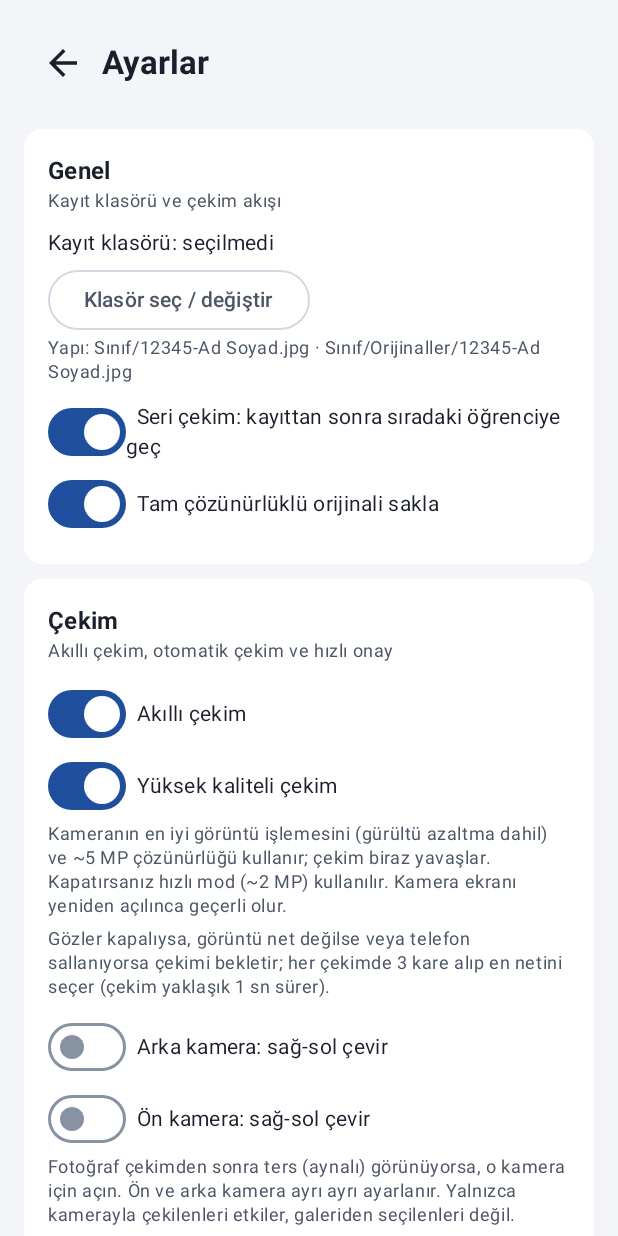
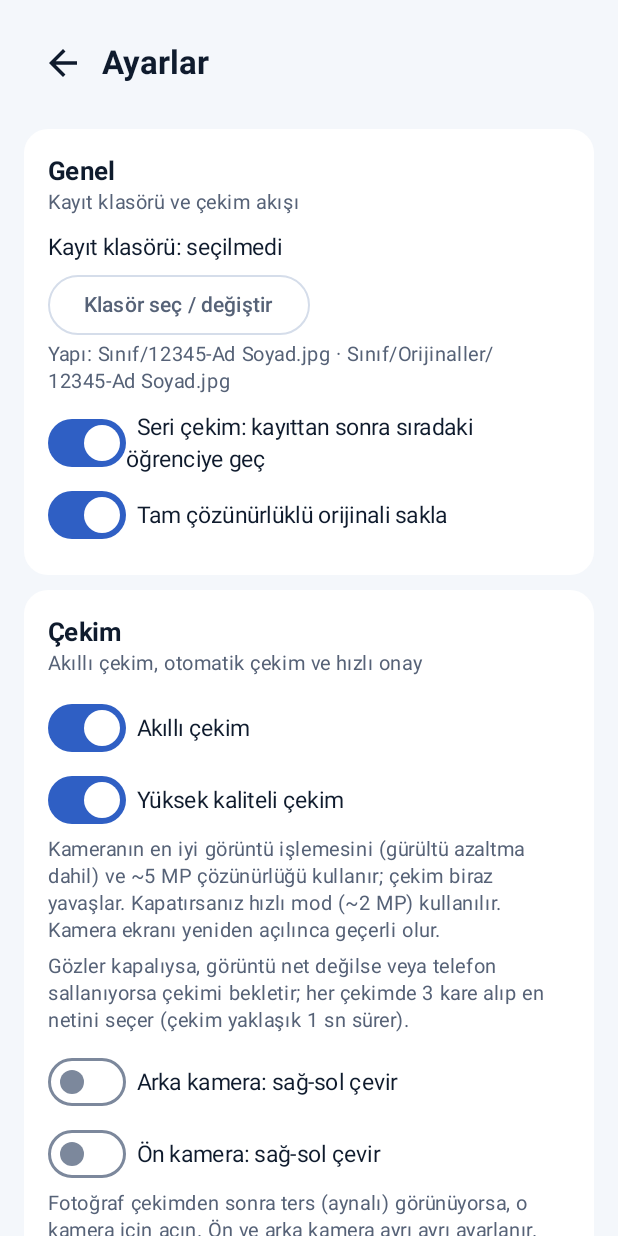
Before and after one commit to mceyhan46/EOkul_Foto, an Android app built with Jetpack Compose: the screen it shows after launch (MainActivity), after a tap on "Ayarlar", on a phone screen of 412 x 824 dp. Run offline under Robolectric (Android 15) with nearby library versions, the phone set to English and light mode, and no system bars.

Commit message:
Arayuz: yeni renk/sekil/tipografi belirtecleri, duz baslik cubuklari
Co-Authored-By: Claude Sonnet 5.5 <noreply@anthropic.com>
Claude-Session: https://claude.ai/code/session_016o3uhVzqAwfM55r4sydDui

```diff
--- a/app/src/main/java/com/eokul/studio/Buttons.kt
+++ b/app/src/main/java/com/eokul/studio/Buttons.kt
@@ -25,7 +25,7 @@ import androidx.compose.ui.unit.sp
 
 /**
  * Uygulama genelinde TEK düğme standardı (ölçüler ve roller):
- *  - Yükseklik 52 dp (başparmak için rahat), köşe 14 dp, yazı 15 sp yarı kalın, simge 20 dp.
+ *  - Yükseklik 52 dp (başparmak için rahat), köşe 16 dp, yazı 15 sp yarı kalın, simge 20 dp.
  *  - Birincil  : dolu, ana renk      → ekranın TEK ana eylemi (Kaydet, Fotoğraf çek, Uygula)
  *  - İkincil   : dolu, nötr yüzey    → yan eylemler (Kırpmayı düzenle, Önceki/Sonraki)
  *  - Tehlike   : çerçeveli, kırmızı  → geri alınması zor / vazgeçme eylemleri (Yeniden çek, İptal)
@@ -35,7 +35,7 @@ import androidx.compose.ui.unit.sp
 enum class BtnStyle { Primary, Secondary, Danger, Tertiary }
 
 val BtnHeight = 52.dp
-private val BtnShape = RoundedCornerShape(14.dp)
+private val BtnShape = RoundedCornerShape(16.dp)
 private val BtnPad = PaddingValues(horizontal = 12.dp, vertical = 8.dp)
 private val DangerRed = Color(0xFFE5645F)
 private val DarkSurface = Color(0xFF2A3042)
--- a/app/src/main/java/com/eokul/studio/ClassScreen.kt
+++ b/app/src/main/java/com/eokul/studio/ClassScreen.kt
@@ -97,28 +97,28 @@ fun ClassScreen(studio: StudioViewModel, classId: String) {
 
     Box(Modifier.fillMaxSize()) {
         Column(Modifier.fillMaxSize()) {
-            Surface(color = MaterialTheme.colorScheme.primaryContainer, tonalElevation = 2.dp) {
+            Surface(color = MaterialTheme.colorScheme.surfaceContainerLowest, shadowElevation = 1.dp) {
                 Column(
                     Modifier.windowInsetsPadding(WindowInsets.statusBars)
                         .fillMaxWidth().padding(start = 4.dp, end = 4.dp, top = 6.dp, bottom = 8.dp)
                 ) {
                     Row(verticalAlignment = Alignment.CenterVertically) {
-                        BackBtn(onClick = { studio.back() }, tint = MaterialTheme.colorScheme.onPrimaryContainer)
+                        BackBtn(onClick = { studio.back() }, tint = MaterialTheme.colorScheme.onSurface)
                         Column(Modifier.weight(1f)) {
                             Text(
                                 cls.name, style = MaterialTheme.typography.titleMedium,
-                                fontWeight = FontWeight.Bold, color = MaterialTheme.colorScheme.onPrimaryContainer
+                                fontWeight = FontWeight.Bold, color = MaterialTheme.colorScheme.onSurface
                             )
                             Text(
                                 "${cls.capturedCount}/${cls.students.size} fotoğraf çekildi",
                                 style = MaterialTheme.typography.bodySmall,
-                                color = MaterialTheme.colorScheme.onPrimaryContainer
+                                color = MaterialTheme.colorScheme.onSurface
                             )
                         }
                         TextButton(onClick = { addOpen = true }) { Text("＋ Öğrenci") }
                         TextButton(onClick = { studio.navigate(Screen.Import(cls.id)) }) { Text("📋 Liste") }
                         Box {
-                            MoreBtn(onClick = { toolsOpen = true }, tint = MaterialTheme.colorScheme.onPrimaryContainer)
+                            MoreBtn(onClick = { toolsOpen = true }, tint = MaterialTheme.colorScheme.onSurface)
                             DropdownMenu(expanded = toolsOpen, onDismissRequest = { toolsOpen = false }) {
                                 DropdownMenuItem(text = { Text("Kontrol sayfası (ızgara)") }, onClick = {
                                     toolsOpen = false
--- a/app/src/main/java/com/eokul/studio/GalleryScreen.kt
+++ b/app/src/main/java/com/eokul/studio/GalleryScreen.kt
@@ -94,24 +94,24 @@ fun GalleryScreen(vm: AppViewModel, onBack: () -> Unit) {
 @Composable
 private fun GalleryHeader(vm: AppViewModel, onBack: () -> Unit, pickFolder: () -> Unit, pickPhotos: () -> Unit) {
     var menuOpen by remember { mutableStateOf(false) }
-    Surface(color = MaterialTheme.colorScheme.primaryContainer, tonalElevation = 2.dp) {
+    Surface(color = MaterialTheme.colorScheme.surfaceContainerLowest, shadowElevation = 1.dp) {
         Row(
             Modifier.fillMaxWidth().padding(start = 4.dp, end = 4.dp, top = 6.dp, bottom = 6.dp),
             verticalAlignment = Alignment.CenterVertically
         ) {
-            BackBtn(onClick = onBack, tint = MaterialTheme.colorScheme.onPrimaryContainer)
+            BackBtn(onClick = onBack, tint = MaterialTheme.colorScheme.onSurface)
             Column(Modifier.weight(1f)) {
                 Text(
                     "E-Okul Foto Studio",
                     style = MaterialTheme.typography.titleMedium,
                     fontWeight = FontWeight.Bold,
-                    color = MaterialTheme.colorScheme.onPrimaryContainer
+                    color = MaterialTheme.colorScheme.onSurface
                 )
                 if (vm.sourceLabel.isNotEmpty()) {
                     Text(
                         vm.sourceLabel,
                         style = MaterialTheme.typography.bodySmall,
-                        color = MaterialTheme.colorScheme.onPrimaryContainer,
+                        color = MaterialTheme.colorScheme.onSurface,
                         maxLines = 1,
                         overflow = TextOverflow.Ellipsis
                     )
@@ -120,7 +120,7 @@ private fun GalleryHeader(vm: AppViewModel, onBack: () -> Unit, pickFolder: () -
             TextButton(onClick = pickFolder, enabled = !vm.saving) { Text("📁 Klasör") }
             TextButton(onClick = pickPhotos, enabled = !vm.saving) { Text("🖼 Fotoğraf") }
             Box {
-                MoreBtn(onClick = { menuOpen = true }, tint = MaterialTheme.colorScheme.onPrimaryContainer)
+                MoreBtn(onClick = { menuOpen = true }, tint = MaterialTheme.colorScheme.onSurface)
                 DropdownMenu(expanded = menuOpen, onDismissRequest = { menuOpen = false }) {
                     DropdownMenuItem(
                         text = { Text("⚙ Ayarlar ve kırpma") },
--- a/app/src/main/java/com/eokul/studio/ImportScreen.kt
+++ b/app/src/main/java/com/eokul/studio/ImportScreen.kt
@@ -105,16 +105,16 @@ fun ImportScreen(studio: StudioViewModel, classId: String?) {
     val valid = result?.valid() ?: emptyList()
 
     Column(Modifier.fillMaxSize()) {
-        Surface(color = MaterialTheme.colorScheme.primaryContainer, tonalElevation = 2.dp) {
+        Surface(color = MaterialTheme.colorScheme.surfaceContainerLowest, shadowElevation = 1.dp) {
             Row(
                 Modifier.windowInsetsPadding(WindowInsets.statusBars).fillMaxWidth().padding(4.dp),
                 verticalAlignment = Alignment.CenterVertically
             ) {
-                BackBtn(onClick = { studio.back() }, tint = MaterialTheme.colorScheme.onPrimaryContainer)
+                BackBtn(onClick = { studio.back() }, tint = MaterialTheme.colorScheme.onSurface)
                 Text(
                     if (cls != null) "${cls.name} · Liste ekle" else "Yeni sınıf · Liste ekle",
                     style = MaterialTheme.typography.titleMedium, fontWeight = FontWeight.Bold,
-                    color = MaterialTheme.colorScheme.onPrimaryContainer
+                    color = MaterialTheme.colorScheme.onSurface
                 )
             }
         }
--- a/app/src/main/java/com/eokul/studio/MainActivity.kt
+++ b/app/src/main/java/com/eokul/studio/MainActivity.kt
@@ -32,6 +32,8 @@ import androidx.compose.runtime.remember
 import androidx.compose.ui.Alignment
 import androidx.compose.ui.Modifier
 import androidx.compose.ui.graphics.Color
+import androidx.compose.ui.text.font.FontWeight
+import androidx.compose.ui.unit.sp
 import androidx.compose.ui.unit.dp
 
 class MainActivity : ComponentActivity() {
@@ -81,71 +83,105 @@ class MainActivity : ComponentActivity() {
     }
 }
 
+/**
+ * Tasarım belirteçleri (açık/koyu). Vurgu rengi tek: mavi; yeşil/amber/kırmızı yalnızca durum bildirir.
+ * Metin/zemin çiftleri 4,5:1 ve üzeri hedeflenir. Koyu temada saf siyah yerine lacivert zemin kullanılır.
+ */
 private val LightScheme = lightColorScheme(
-    primary = Color(0xFF1F4E9C),
+    primary = Color(0xFF2F5FC4),
     onPrimary = Color(0xFFFFFFFF),
-    primaryContainer = Color(0xFFDCE6F7),
-    onPrimaryContainer = Color(0xFF0B1F44),
-    secondary = Color(0xFF4A6286),
+    primaryContainer = Color(0xFFDCE7FB),
+    onPrimaryContainer = Color(0xFF0F2A66),
+    secondary = Color(0xFF566277),
     onSecondary = Color(0xFFFFFFFF),
-    secondaryContainer = Color(0xFFE3E9F3),
-    onSecondaryContainer = Color(0xFF14233D),
-    tertiaryContainer = Color(0xFFFFEBC9),
-    onTertiaryContainer = Color(0xFF4A3000),
-    background = Color(0xFFF3F5F9),
-    onBackground = Color(0xFF1A1F2B),
-    surface = Color(0xFFF3F5F9),
-    onSurface = Color(0xFF1A1F2B),
-    surfaceVariant = Color(0xFFE6EAF1),
-    onSurfaceVariant = Color(0xFF4B5565),
+    secondaryContainer = Color(0xFFE4EAF5),
+    onSecondaryContainer = Color(0xFF0F1B2D),
+    tertiary = Color(0xFF92400E),
+    onTertiary = Color(0xFFFFFFFF),
+    tertiaryContainer = Color(0xFFFCEBCB),
+    onTertiaryContainer = Color(0xFF5A2A06),
+    background = Color(0xFFF4F7FB),
+    onBackground = Color(0xFF0F1B2D),
+    surface = Color(0xFFF4F7FB),
+    onSurface = Color(0xFF0F1B2D),
+    surfaceVariant = Color(0xFFE7EDF7),
+    onSurfaceVariant = Color(0xFF566277),
     surfaceContainerLowest = Color(0xFFFFFFFF),
     surfaceContainerLow = Color(0xFFFFFFFF),
     surfaceContainer = Color(0xFFFFFFFF),
-    surfaceContainerHigh = Color(0xFFEEF1F6),
+    surfaceContainerHigh = Color(0xFFEEF2F9),
     surfaceContainerHighest = Color(0xFFFFFFFF),
-    outline = Color(0xFF8792A3),
-    outlineVariant = Color(0xFFD3D9E3)
+    outline = Color(0xFF7C889C),
+    outlineVariant = Color(0xFFD5DDEA),
+    error = Color(0xFFB91C1C),
+    onError = Color(0xFFFFFFFF),
+    errorContainer = Color(0xFFFBE0E0),
+    onErrorContainer = Color(0xFF5F1111)
 )
 
 private val DarkScheme = darkColorScheme(
-    primary = Color(0xFF8FB4F5),
-    onPrimary = Color(0xFF0A2552),
-    primaryContainer = Color(0xFF1B3A6B),
+    primary = Color(0xFF8CAEFF),
+    onPrimary = Color(0xFF0B1E4A),
+    primaryContainer = Color(0xFF22345C),
     onPrimaryContainer = Color(0xFFD9E6FF),
-    secondary = Color(0xFFB0C3E3),
-    onSecondary = Color(0xFF1A2C4A),
-    secondaryContainer = Color(0xFF243247),
-    onSecondaryContainer = Color(0xFFD5E0F2),
-    tertiaryContainer = Color(0xFF4A3A12),
+    secondary = Color(0xFFA5B0C5),
+    onSecondary = Color(0xFF14203A),
+    secondaryContainer = Color(0xFF1F2A41),
+    onSecondaryContainer = Color(0xFFE8EDF7),
+    tertiary = Color(0xFFFBBF24),
+    onTertiary = Color(0xFF3A2A00),
+    tertiaryContainer = Color(0xFF3A2E12),
     onTertiaryContainer = Color(0xFFFFE2A8),
-    background = Color(0xFF0E1420),
-    onBackground = Color(0xFFE3E8F1),
-    surface = Color(0xFF0E1420),
-    onSurface = Color(0xFFE3E8F1),
-    surfaceVariant = Color(0xFF232D3F),
-    onSurfaceVariant = Color(0xFFA9B3C4),
-    surfaceContainerLowest = Color(0xFF0A0F19),
-    surfaceContainerLow = Color(0xFF131B29),
-    surfaceContainer = Color(0xFF161F2F),
-    surfaceContainerHigh = Color(0xFF1C2638),
-    surfaceContainerHighest = Color(0xFF1A2434),
-    outline = Color(0xFF6B7689),
-    outlineVariant = Color(0xFF2B3649)
+    background = Color(0xFF0E1524),
+    onBackground = Color(0xFFE8EDF7),
+    surface = Color(0xFF0E1524),
+    onSurface = Color(0xFFE8EDF7),
+    surfaceVariant = Color(0xFF1F2A41),
+    onSurfaceVariant = Color(0xFFA5B0C5),
+    surfaceContainerLowest = Color(0xFF0B101C),
+    surfaceContainerLow = Color(0xFF131C2E),
+    surfaceContainer = Color(0xFF172033),
+    surfaceContainerHigh = Color(0xFF1C2740),
+    surfaceContainerHighest = Color(0xFF172033),
+    outline = Color(0xFF7D8AA3),
+    outlineVariant = Color(0xFF2B3852),
+    error = Color(0xFFFCA5A5),
+    onError = Color(0xFF3B0A0A),
+    errorContainer = Color(0xFF3E1D22),
+    onErrorContainer = Color(0xFFFFD9D9)
 )
 
-/** Sade köşeler: kartlar 12 dp, düğmeler/alanlar 8 dp. Gölge yok; kartlar zemin renginden ayrılır. */
+/** Yumuşak köşeler: etiket 8, alan 12, kart 16, büyük yüzey 20 dp. Gölge yok; kartlar ince çerçeveyle ayrılır. */
 private val AppShapes = androidx.compose.material3.Shapes(
-    extraSmall = androidx.compose.foundation.shape.RoundedCornerShape(6.dp),
-    small = androidx.compose.foundation.shape.RoundedCornerShape(8.dp),
-    medium = androidx.compose.foundation.shape.RoundedCornerShape(12.dp),
-    large = androidx.compose.foundation.shape.RoundedCornerShape(16.dp)
+    extraSmall = androidx.compose.foundation.shape.RoundedCornerShape(8.dp),
+    small = androidx.compose.foundation.shape.RoundedCornerShape(12.dp),
+    medium = androidx.compose.foundation.shape.RoundedCornerShape(16.dp),
+    large = androidx.compose.foundation.shape.RoundedCornerShape(20.dp),
+    extraLarge = androidx.compose.foundation.shape.RoundedCornerShape(28.dp)
 )
+
+/** Tipografi hiyerarşisi: sayı/başlık kalın, gövde 15, ikincil 13, etiket 12 sp (12 sp altına inilmez). */
+private val AppTypography = androidx.compose.material3.Typography().let { t ->
+    t.copy(
+        headlineMedium = t.headlineMedium.copy(fontSize = 28.sp, lineHeight = 34.sp, fontWeight = FontWeight.Bold),
+        titleLarge = t.titleLarge.copy(fontSize = 22.sp, lineHeight = 28.sp, fontWeight = FontWeight.Bold),
+        titleMedium = t.titleMedium.copy(fontSize = 17.sp, lineHeight = 24.sp, fontWeight = FontWeight.SemiBold),
+        titleSmall = t.titleSmall.copy(fontSize = 15.sp, lineHeight = 20.sp, fontWeight = FontWeight.SemiBold),
+        bodyLarge = t.bodyLarge.copy(fontSize = 16.sp, lineHeight = 24.sp),
+        bodyMedium = t.bodyMedium.copy(fontSize = 15.sp, lineHeight = 21.sp),
+        bodySmall = t.bodySmall.copy(fontSize = 13.sp, lineHeight = 18.sp),
+        labelLarge = t.labelLarge.copy(fontSize = 14.sp, fontWeight = FontWeight.SemiBold),
+        labelMedium = t.labelMedium.copy(fontSize = 12.sp, fontWeight = FontWeight.SemiBold),
+        labelSmall = t.labelSmall.copy(fontSize = 12.sp)
+    )
+}
 
 @Composable
 fun EOkulTheme(content: @Composable () -> Unit) {
     MaterialTheme(
         colorScheme = if (isSystemInDarkTheme()) DarkScheme else LightScheme,
         shapes = AppShapes,
+        typography = AppTypography,
         content = content
     )
 }
--- a/app/src/main/java/com/eokul/studio/MultiImportScreen.kt
+++ b/app/src/main/java/com/eokul/studio/MultiImportScreen.kt
@@ -135,21 +135,21 @@ fun MultiImportScreen(studio: StudioViewModel) {
     val canImport = list != null && !emptyName && !dupName && total > 0
 
     Column(Modifier.fillMaxSize()) {
-        Surface(color = MaterialTheme.colorScheme.primaryContainer, tonalElevation = 2.dp) {
+        Surface(color = MaterialTheme.colorScheme.surfaceContainerLowest, shadowElevation = 1.dp) {
             Row(
                 Modifier.windowInsetsPadding(WindowInsets.statusBars).fillMaxWidth().padding(4.dp),
                 verticalAlignment = Alignment.CenterVertically
             ) {
-                BackBtn(onClick = { studio.back() }, tint = MaterialTheme.colorScheme.onPrimaryContainer)
+                BackBtn(onClick = { studio.back() }, tint = MaterialTheme.colorScheme.onSurface)
                 Column(Modifier.weight(1f)) {
                     Text(
                         "Çoklu sınıf listesi", style = MaterialTheme.typography.titleMedium,
-                        fontWeight = FontWeight.Bold, color = MaterialTheme.colorScheme.onPrimaryContainer
+                        fontWeight = FontWeight.Bold, color = MaterialTheme.colorScheme.onSurface
                     )
                     Text(
                         "Tek Excel dosyasından tüm sınıfları ve öğrencileri ekleyin",
                         style = MaterialTheme.typography.bodySmall,
-                        color = MaterialTheme.colorScheme.onPrimaryContainer.copy(alpha = 0.75f)
+                        color = MaterialTheme.colorScheme.onSurface.copy(alpha = 0.75f)
                     )
                 }
             }
--- a/app/src/main/java/com/eokul/studio/SheetScreen.kt
+++ b/app/src/main/java/com/eokul/studio/SheetScreen.kt
@@ -93,17 +93,17 @@ fun SheetScreen(studio: StudioViewModel, classId: String) {
 
     Box(Modifier.fillMaxSize()) {
     Column(Modifier.fillMaxSize()) {
-        Surface(color = MaterialTheme.colorScheme.primaryContainer, tonalElevation = 2.dp) {
+        Surface(color = MaterialTheme.colorScheme.surfaceContainerLowest, shadowElevation = 1.dp) {
             Row(Modifier.fillMaxWidth().padding(4.dp), verticalAlignment = Alignment.CenterVertically) {
-                BackBtn(onClick = { studio.back() }, tint = MaterialTheme.colorScheme.onPrimaryContainer)
+                BackBtn(onClick = { studio.back() }, tint = MaterialTheme.colorScheme.onSurface)
                 Column(Modifier.weight(1f)) {
                     Text(
                         "${cls.name} · kontrol", style = MaterialTheme.typography.titleMedium,
-                        fontWeight = FontWeight.Bold, color = MaterialTheme.colorScheme.onPrimaryContainer
+                        fontWeight = FontWeight.Bold, color = MaterialTheme.colorScheme.onSurface
                     )
                     Text(
                         "${cls.capturedCount}/${cls.students.size} fotoğraf",
-                        style = MaterialTheme.typography.bodySmall, color = MaterialTheme.colorScheme.onPrimaryContainer
+                        style = MaterialTheme.typography.bodySmall, color = MaterialTheme.colorScheme.onSurface
                     )
                 }
                 FilterChip(
```
